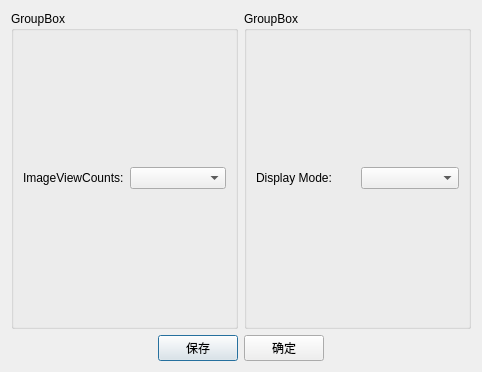
The window that AngstrongDemo/setupview.ui (1500136508/AngstrongDemo) describes before a commit, drawn with Qt 5.
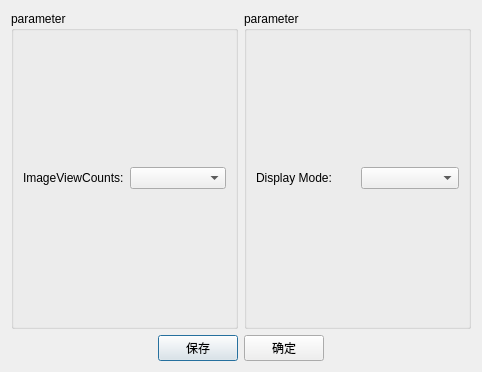
The same window after the commit. Icons and pictures are not drawn.

The edit to the form file:
```diff
--- a/AngstrongDemo/setupview.ui
+++ b/AngstrongDemo/setupview.ui
@@ -70,7 +70,7 @@
      <item>
       <widget class="QGroupBox" name="groupBox">
        <property name="title">
-        <string>GroupBox</string>
+        <string>parameter</string>
        </property>
        <layout class="QGridLayout" name="gridLayout_2">
         <item row="0" column="0">
@@ -93,7 +93,7 @@
      <item>
       <widget class="QGroupBox" name="groupBox_2">
        <property name="title">
-        <string>GroupBox</string>
+        <string>parameter</string>
        </property>
        <layout class="QGridLayout" name="gridLayout_3">
         <item row="0" column="0">
```
